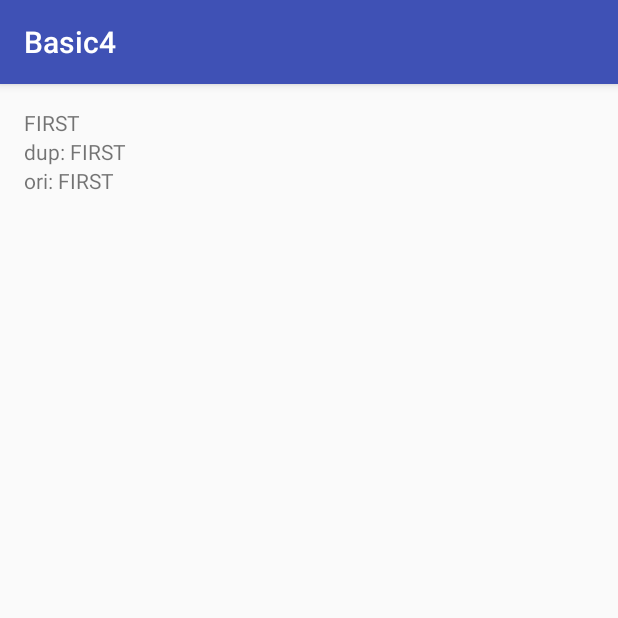
After one commit to AnRFDev/android-Basic4, an Android app: the EnumActivity screen opened directly, with no data from a screen before it, on a phone screen of 412 x 824 dp, the top half of it. The commit adds this screen. Run offline under Robolectric (Android 15) with nearby library versions, the phone set to English and light mode, and no system bars.

Commit message:
enum act

```diff
--- a/app/src/main/AndroidManifest.xml
+++ b/app/src/main/AndroidManifest.xml
@@ -6,11 +6,8 @@
     <uses-permission android:name="android.permission.READ_EXTERNAL_STORAGE" />
     <uses-permission android:name="android.permission.INTERNET" />
     <uses-permission android:name="android.permission.CHANGE_NETWORK_STATE" />
-
     <uses-permission android:name="android.permission.ACCESS_WIFI_STATE" />
-    <uses-permission android:name="android.permission.CHANGE_WIFI_STATE" />
-
-    <!-- 搜索WiFi获取SSID需要的权限 -->
+    <uses-permission android:name="android.permission.CHANGE_WIFI_STATE" /> <!-- 搜索WiFi获取SSID需要的权限 -->
     <uses-permission android:name="android.permission.ACCESS_COARSE_LOCATION" />
 
     <application
@@ -20,6 +17,7 @@
         android:roundIcon="@mipmap/ic_launcher_round"
         android:supportsRtl="true"
         android:theme="@style/AppTheme">
+        <activity android:name=".activity.EnumActivity"></activity>
         <activity android:name=".MainActivity">
             <intent-filter>
                 <action android:name="android.intent.action.MAIN" />
@@ -27,7 +25,6 @@
                 <category android:name="android.intent.category.LAUNCHER" />
             </intent-filter>
         </activity>
-
         <activity android:name=".activity.Hts.SAct1" />
         <activity android:name=".activity.Hts.SAct2" />
         <activity android:name=".activity.Hts.SAct3" />
--- a/app/src/main/java/com/rustfisher/basic4/MainActivity.java
+++ b/app/src/main/java/com/rustfisher/basic4/MainActivity.java
@@ -6,6 +6,7 @@ import android.os.Bundle;
 import android.view.View;
 
 import com.rustfisher.basic4.activity.AnnotationDemoActivity;
+import com.rustfisher.basic4.activity.EnumActivity;
 import com.rustfisher.basic4.activity.ScreenshotActivity;
 import com.rustfisher.basic4.activity.ThroughDemoActivity;
 import com.rustfisher.basic4.activity.ForceNetworkActivity;
@@ -35,6 +36,7 @@ public class MainActivity extends AppCompatActivity implements View.OnClickListe
         findViewById(R.id.wifi_scan_btn).setOnClickListener(this);
         findViewById(R.id.click_through_btn).setOnClickListener(this);
         findViewById(R.id.screenshot_btn).setOnClickListener(this);
+        findViewById(R.id.go_enum_btn).setOnClickListener(this);
 
     }
 
@@ -68,6 +70,9 @@ public class MainActivity extends AppCompatActivity implements View.OnClickListe
             case R.id.screenshot_btn:
                 startActivity(new Intent(this, ScreenshotActivity.class));
                 break;
+            case R.id.go_enum_btn:
+                startActivity(new Intent(this, EnumActivity.class));
+                break;
         }
     }
 }
--- /dev/null
+++ b/app/src/main/java/com/rustfisher/basic4/activity/EnumActivity.java
@@ -0,0 +1,56 @@
+package com.rustfisher.basic4.activity;
+
+import android.os.Handler;
+import android.os.Looper;
+import android.support.v7.app.AppCompatActivity;
+import android.os.Bundle;
+import android.util.Log;
+import android.widget.TextView;
+
+import com.rustfisher.basic4.R;
+
+/**
+ * 枚举类
+ */
+public class EnumActivity extends AppCompatActivity {
+    private static final String TAG = "rustApp";
+    private Handler mHandler = new Handler(Looper.getMainLooper());
+    private Type mType = Type.FIRST;
+    private TextView mTv1;
+    private TextView mTv2;
+    private TextView mTv3;
+
+    @Override
+    protected void onCreate(Bundle savedInstanceState) {
+        super.onCreate(savedInstanceState);
+        setContentView(R.layout.activity_enum);
+        Log.d(TAG, "onCreate: mType: " + mType);
+        mTv1 = findViewById(R.id.e_tv1);
+        mTv2 = findViewById(R.id.e_tv2);
+        mTv3 = findViewById(R.id.e_tv3);
+        mTv1.setText(mType.toString());
+        new Thread(new Runnable() {
+            @Override
+            public void run() {
+                publishState(mType);
+                mType = Type.SECOND;
+            }
+        }).start();
+    }
+
+    private void publishState(final Type state) {
+        final Type sendingState = state;
+        mHandler.postDelayed(new Runnable() {
+            @Override
+            public void run() {
+                mTv2.setText("dup: " + sendingState.toString());
+                mTv3.setText("ori: " + state.toString());
+            }
+        }, 900);
+    }
+
+
+    enum Type {
+        FIRST, SECOND
+    }
+}
--- a/app/src/main/res/layout/act_main.xml
+++ b/app/src/main/res/layout/act_main.xml
@@ -69,4 +69,11 @@
         android:layout_height="wrap_content"
         android:text="截图" />
 
+    <Button
+        android:id="@+id/go_enum_btn"
+        style="@style/ButtonStyleMainPage"
+        android:layout_width="match_parent"
+        android:layout_height="wrap_content"
+        android:text="枚举类测试" />
+
 </LinearLayout>
--- /dev/null
+++ b/app/src/main/res/layout/activity_enum.xml
@@ -0,0 +1,26 @@
+<?xml version="1.0" encoding="utf-8"?>
+<LinearLayout xmlns:android="http://schemas.android.com/apk/res/android"
+    xmlns:app="http://schemas.android.com/apk/res-auto"
+    xmlns:tools="http://schemas.android.com/tools"
+    android:layout_width="match_parent"
+    android:layout_height="match_parent"
+    android:orientation="vertical"
+    android:padding="16dp"
+    tools:context=".activity.EnumActivity">
+
+    <TextView
+        android:id="@+id/e_tv1"
+        android:layout_width="wrap_content"
+        android:layout_height="wrap_content" />
+
+    <TextView
+        android:id="@+id/e_tv2"
+        android:layout_width="wrap_content"
+        android:layout_height="wrap_content" />
+
+    <TextView
+        android:id="@+id/e_tv3"
+        android:layout_width="wrap_content"
+        android:layout_height="wrap_content" />
+
+</LinearLayout>
```
